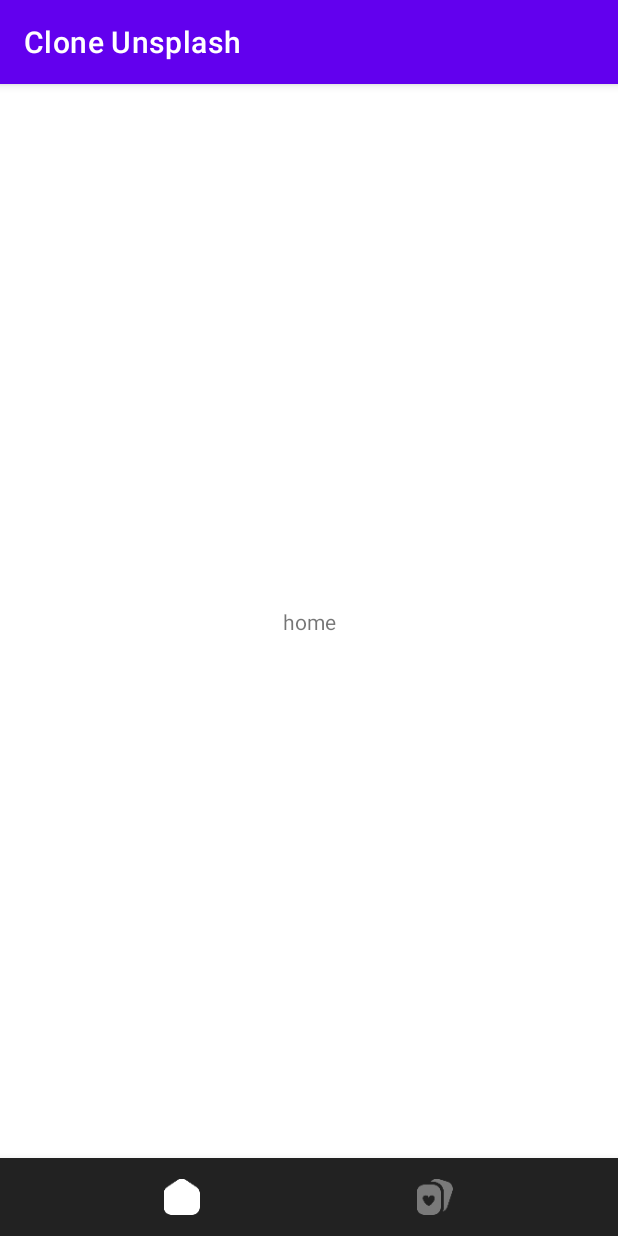
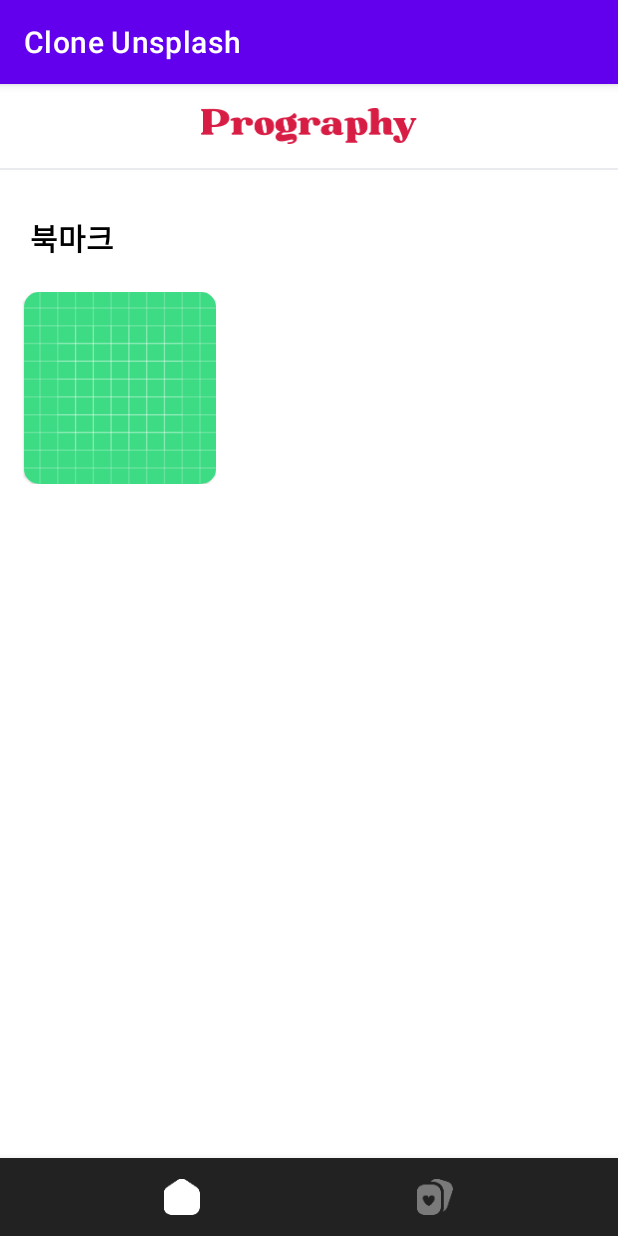
Before and after one commit to seungjunGong/prography-9th-android-assignment, an Android app: the screen it shows after launch (MainActivity), on a phone screen of 412 x 824 dp. Run offline under Robolectric (Android 15) with nearby library versions, the phone set to English and light mode, and no system bars; our stand-ins replace navigation-ui.

Commit message:
feat: Bookmark 리사이클러뷰 추가
리사이클러뷰 디자인 및 어댑터 추가
api 연동 및 glide를 사용한 이미지 로딩 필요

```diff
--- a/app/build.gradle
+++ b/app/build.gradle
@@ -4,7 +4,7 @@
 }
 
 android {
-    compileSdk 34
+    compileSdk 32
 
     viewBinding {
         enabled true
@@ -13,7 +13,7 @@
     defaultConfig {
         applicationId "com.lagame.cloneunsplash"
         minSdk 28
-        targetSdk 34
+        targetSdk 32
         versionCode 1
         versionName "1.0"
 
@@ -37,13 +37,18 @@
 
 dependencies {
 
-    implementation 'androidx.core:core-ktx:1.8.0'
-    implementation 'androidx.appcompat:appcompat:1.6.1'
-    implementation 'com.google.android.material:material:1.11.0'
+    implementation 'androidx.core:core-ktx:1.7.0'
+    implementation 'androidx.appcompat:appcompat:1.5.1'
+    implementation 'com.google.android.material:material:1.7.0'
     implementation 'androidx.constraintlayout:constraintlayout:2.1.4'
+
+    // test
     testImplementation 'junit:junit:4.13.2'
     androidTestImplementation 'androidx.test.ext:junit:1.1.5'
     androidTestImplementation 'androidx.test.espresso:espresso-core:3.5.1'
+
+    // recyclerview
+    implementation 'androidx.recyclerview:recyclerview:1.2.0'
 
     // navigation
     def nav_version = "2.5.2"
--- a/app/src/main/java/com/lagame/cloneunsplash/HomeFragment.kt
+++ b/app/src/main/java/com/lagame/cloneunsplash/home/HomeFragment.kt
@@ -1,4 +1,4 @@
-package com.lagame.cloneunsplash
+package com.lagame.cloneunsplash.home
 
 import android.os.Bundle
 import android.util.Log
@@ -7,6 +7,8 @@
 import android.view.ViewGroup
 import androidx.fragment.app.Fragment
 import com.lagame.cloneunsplash.databinding.FragmentHomeBinding
+import com.lagame.cloneunsplash.home.bookmark.BookmarkItemsData
+import com.lagame.cloneunsplash.home.bookmark.BookmarkRcvAdapter
 
 class HomeFragment : Fragment() {
 
@@ -21,6 +23,21 @@
         return binding.root
     }
 
+    override fun onViewCreated(view: View, savedInstanceState: Bundle?) {
+        super.onViewCreated(view, savedInstanceState)
+
+        bookmarkConfig()
+
+    }
+
+    private fun bookmarkConfig(){
+        var itemsData = ArrayList<BookmarkItemsData>()
+        itemsData.add(BookmarkItemsData("_url", 150))
+
+        val bookmarkRcvAdapter = BookmarkRcvAdapter(itemsData)
+        binding.homeRcvBookmark.adapter = bookmarkRcvAdapter
+    }
+
     override fun onDestroyView() {
         super.onDestroyView()
     }
--- /dev/null
+++ b/app/src/main/java/com/lagame/cloneunsplash/home/bookmark/BookmarkItemsData.kt
@@ -0,0 +1,6 @@
+package com.lagame.cloneunsplash.home.bookmark
+
+data class BookmarkItemsData(
+    val url: String,
+    val height: Int,
+)
--- /dev/null
+++ b/app/src/main/java/com/lagame/cloneunsplash/home/bookmark/BookmarkRcvAdapter.kt
@@ -0,0 +1,27 @@
+package com.lagame.cloneunsplash.home.bookmark
+
+import android.view.LayoutInflater
+import android.view.ViewGroup
+import androidx.recyclerview.widget.RecyclerView
+import com.lagame.cloneunsplash.databinding.HomeRcvBookmarkItemBinding
+
+class BookmarkRcvAdapter(private val itemsData: ArrayList<BookmarkItemsData>): RecyclerView.Adapter<BookmarkRcvAdapter.ViewHolder>() {
+
+    override fun onCreateViewHolder(parent: ViewGroup, viewType: Int): ViewHolder {
+        val binding: HomeRcvBookmarkItemBinding = HomeRcvBookmarkItemBinding.inflate(LayoutInflater.from(parent.context), parent, false)
+        return ViewHolder(binding)
+    }
+
+    override fun onBindViewHolder(holder: ViewHolder, position: Int) {
+        holder.bind(itemsData[position])
+    }
+
+    override fun getItemCount(): Int = itemsData.size
+
+    inner class ViewHolder(private val binding: HomeRcvBookmarkItemBinding): RecyclerView.ViewHolder(binding.root){
+        fun bind(data: BookmarkItemsData){
+
+        }
+    }
+
+}
--- a/app/src/main/res/layout/activity_main.xml
+++ b/app/src/main/res/layout/activity_main.xml
@@ -4,6 +4,7 @@
     xmlns:tools="http://schemas.android.com/tools"
     android:layout_width="match_parent"
     android:layout_height="match_parent"
+    android:background="@color/white"
     tools:context=".MainActivity">
 
     <!--
--- /dev/null
+++ b/app/src/main/res/layout/base_header_view.xml
@@ -0,0 +1,26 @@
+<?xml version="1.0" encoding="utf-8"?>
+<androidx.constraintlayout.widget.ConstraintLayout xmlns:android="http://schemas.android.com/apk/res/android"
+    android:layout_width="match_parent"
+    android:layout_height="wrap_content"
+    xmlns:app="http://schemas.android.com/apk/res-auto">
+    <ImageView
+        android:id="@+id/home_iv_logo"
+        android:layout_width="144dp"
+        android:layout_height="24dp"
+        android:layout_marginTop="16dp"
+        android:src="@drawable/prography_logo"
+        app:layout_constraintEnd_toEndOf="parent"
+        app:layout_constraintStart_toStartOf="parent"
+        app:layout_constraintTop_toTopOf="parent"
+        />
+
+    <View
+        android:layout_width="match_parent"
+        android:layout_height="1dp"
+        android:background="#EAEBEF"
+        android:layout_marginTop="16dp"
+        app:layout_constraintTop_toBottomOf="@id/home_iv_logo"
+        app:layout_constraintStart_toStartOf="parent"
+        app:layout_constraintEnd_toEndOf="parent"/>
+
+</androidx.constraintlayout.widget.ConstraintLayout>
--- a/app/src/main/res/layout/fragment_home.xml
+++ b/app/src/main/res/layout/fragment_home.xml
@@ -1,15 +1,52 @@
 <?xml version="1.0" encoding="utf-8"?>
 <androidx.constraintlayout.widget.ConstraintLayout xmlns:android="http://schemas.android.com/apk/res/android"
+    xmlns:app="http://schemas.android.com/apk/res-auto"
     android:layout_width="match_parent"
     android:layout_height="match_parent"
-    xmlns:app="http://schemas.android.com/apk/res-auto">
+    android:background="@color/white"
+    xmlns:tools="http://schemas.android.com/tools">
 
-    <TextView
-        android:layout_width="wrap_content"
-        android:layout_height="wrap_content"
-        android:text="home"
-        app:layout_constraintTop_toTopOf="parent"
+    <include android:id="@+id/home_title" layout="@layout/base_header_view"/>
+
+    <ScrollView
+        android:layout_width="match_parent"
+        android:layout_height="0dp"
+        app:layout_constraintTop_toBottomOf="@id/home_title"
         app:layout_constraintStart_toStartOf="parent"
         app:layout_constraintEnd_toEndOf="parent"
-        app:layout_constraintBottom_toBottomOf="parent"/>
+        app:layout_constraintBottom_toBottomOf="parent">
+
+        <LinearLayout
+            android:layout_width="match_parent"
+            android:layout_height="0dp"
+            android:orientation="vertical">
+
+            <TextView
+                android:layout_width="wrap_content"
+                android:layout_height="wrap_content"
+                android:text="북마크"
+                android:textStyle="bold"
+                android:textSize="20sp"
+                android:textColor="@color/black"
+                android:layout_marginTop="30dp"
+                android:layout_marginBottom="9dp"
+                android:layout_marginStart="20dp"/>
+
+            <androidx.recyclerview.widget.RecyclerView
+                android:id="@+id/home_rcv_bookmark"
+                android:layout_width="match_parent"
+                android:layout_height="152dp"
+                android:layout_gravity="center"
+                android:paddingTop="12dp"
+                android:paddingStart="6dp"
+                android:paddingEnd="16dp"
+                android:paddingBottom="12dp"
+                android:orientation="horizontal"
+                tools:listitem="@layout/home_rcv_bookmark_item"
+                app:layoutManager="androidx.recyclerview.widget.LinearLayoutManager"/>
+
+        </LinearLayout>
+    </ScrollView>
+
+
 </androidx.constraintlayout.widget.ConstraintLayout>
--- a/app/src/main/res/layout/fragment_random_photo.xml
+++ b/app/src/main/res/layout/fragment_random_photo.xml
@@ -2,7 +2,10 @@
 <androidx.constraintlayout.widget.ConstraintLayout xmlns:android="http://schemas.android.com/apk/res/android"
     android:layout_width="match_parent"
     android:layout_height="match_parent"
+    android:background="@color/white"
     xmlns:app="http://schemas.android.com/apk/res-auto">
+
+    <include android:id="@+id/randomPhoto_title" layout="@layout/base_header_view"/>
 
     <TextView
         android:layout_width="wrap_content"
--- /dev/null
+++ b/app/src/main/res/layout/home_rcv_bookmark_item.xml
@@ -0,0 +1,23 @@
+<?xml version="1.0" encoding="utf-8"?>
+<androidx.constraintlayout.widget.ConstraintLayout xmlns:android="http://schemas.android.com/apk/res/android"
+    android:layout_width="wrap_content"
+    android:layout_height="wrap_content"
+    xmlns:app="http://schemas.android.com/apk/res-auto">
+    <com.google.android.material.card.MaterialCardView
+        android:layout_width="wrap_content"
+        android:layout_height="128dp"
+        app:cardCornerRadius="10dp"
+        android:layout_marginStart="10dp"
+        app:layout_constraintTop_toTopOf="parent"
+        app:layout_constraintStart_toStartOf="parent">
+
+        <ImageView
+            android:id="@+id/home_rcv_bookmark_iv"
+            android:layout_width="wrap_content"
+            android:layout_height="match_parent"
+            android:adjustViewBounds="true"
+            android:src="@drawable/ic_launcher_background"/>
+
+    </com.google.android.material.card.MaterialCardView>
+
+</androidx.constraintlayout.widget.ConstraintLayout>
--- a/app/src/main/res/navigation/nav_graph.xml
+++ b/app/src/main/res/navigation/nav_graph.xml
@@ -7,7 +7,7 @@
 
     <fragment
         android:id="@+id/homeFragment"
-        android:name="com.lagame.cloneunsplash.HomeFragment"
+        android:name="com.lagame.cloneunsplash.home.HomeFragment"
         android:label="fragment_home"
         tools:layout="@layout/fragment_home">
         <action
```
